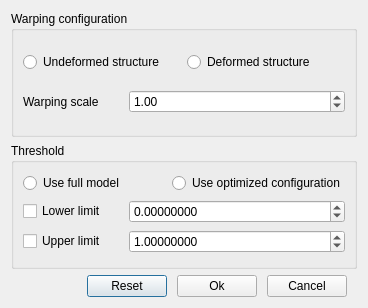
First picture: the form in post.ui, repository ZhiruiFan/pacnanogui, before the edit.
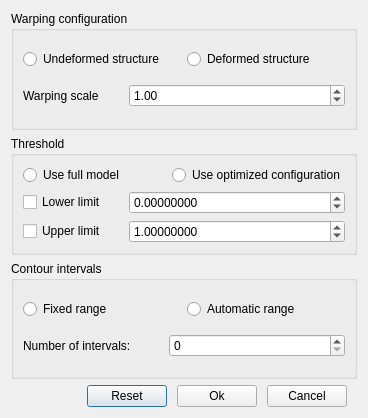
Second picture: the form after the edit. Icons and pictures are not drawn.

```diff
--- a/post.ui
+++ b/post.ui
@@ -7,19 +7,19 @@
     <x>0</x>
     <y>0</y>
     <width>368</width>
-    <height>308</height>
+    <height>418</height>
    </rect>
   </property>
   <property name="minimumSize">
    <size>
     <width>368</width>
-    <height>308</height>
+    <height>418</height>
    </size>
   </property>
   <property name="maximumSize">
    <size>
     <width>368</width>
-    <height>308</height>
+    <height>418</height>
    </size>
   </property>
   <property name="windowTitle">
@@ -197,6 +197,59 @@
      </layout>
     </widget>
    </item>
+   <item>
+    <widget class="QGroupBox" name="groupBox_3">
+     <property name="title">
+      <string>Contour intervals</string>
+     </property>
+     <layout class="QVBoxLayout" name="verticalLayout_3">
+      <item>
+       <layout class="QHBoxLayout" name="horizontalLayout_8">
+        <item>
+         <widget class="QRadioButton" name="radioButton">
+          <property name="text">
+           <string>Fixed range</string>
+          </property>
+         </widget>
+        </item>
+        <item>
+         <widget class="QRadioButton" name="radioButton_2">
+          <property name="text">
+           <string>Automatic range</string>
+          </property>
+         </widget>
+        </item>
+       </layout>
+      </item>
+      <item>
+       <layout class="QHBoxLayout" name="horizontalLayout_7">
+        <item>
+         <widget class="QLabel" name="label_2">
+          <property name="minimumSize">
+           <size>
+            <width>140</width>
+            <height>0</height>
+           </size>
+          </property>
+          <property name="maximumSize">
+           <size>
+            <width>140</width>
+            <height>16777215</height>
+           </size>
+          </property>
+          <property name="text">
+           <string>Number of intervals:</string>
+          </property>
+         </widget>
+        </item>
+        <item>
+         <widget class="QSpinBox" name="spinBox"/>
+        </item>
+       </layout>
+      </item>
+     </layout>
+    </widget>
+   </item>
    <item>
     <layout class="QHBoxLayout" name="horizontalLayout_6">
      <property name="spacing">
```
